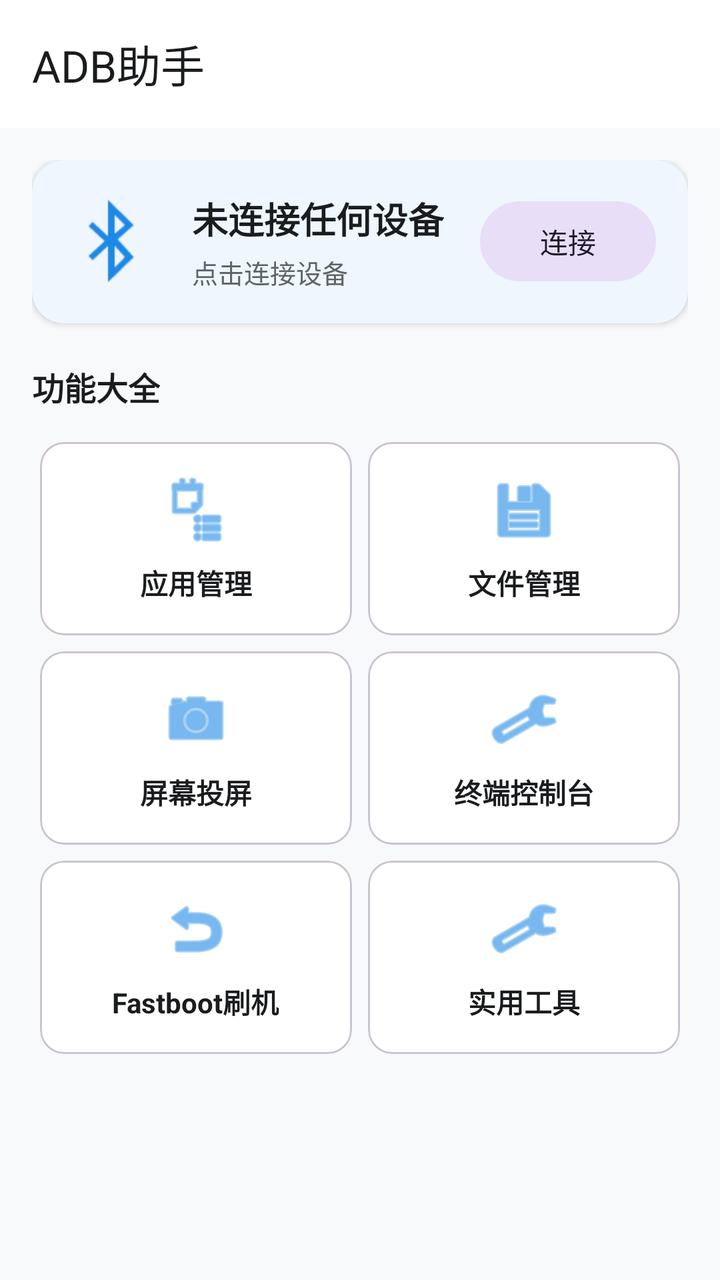
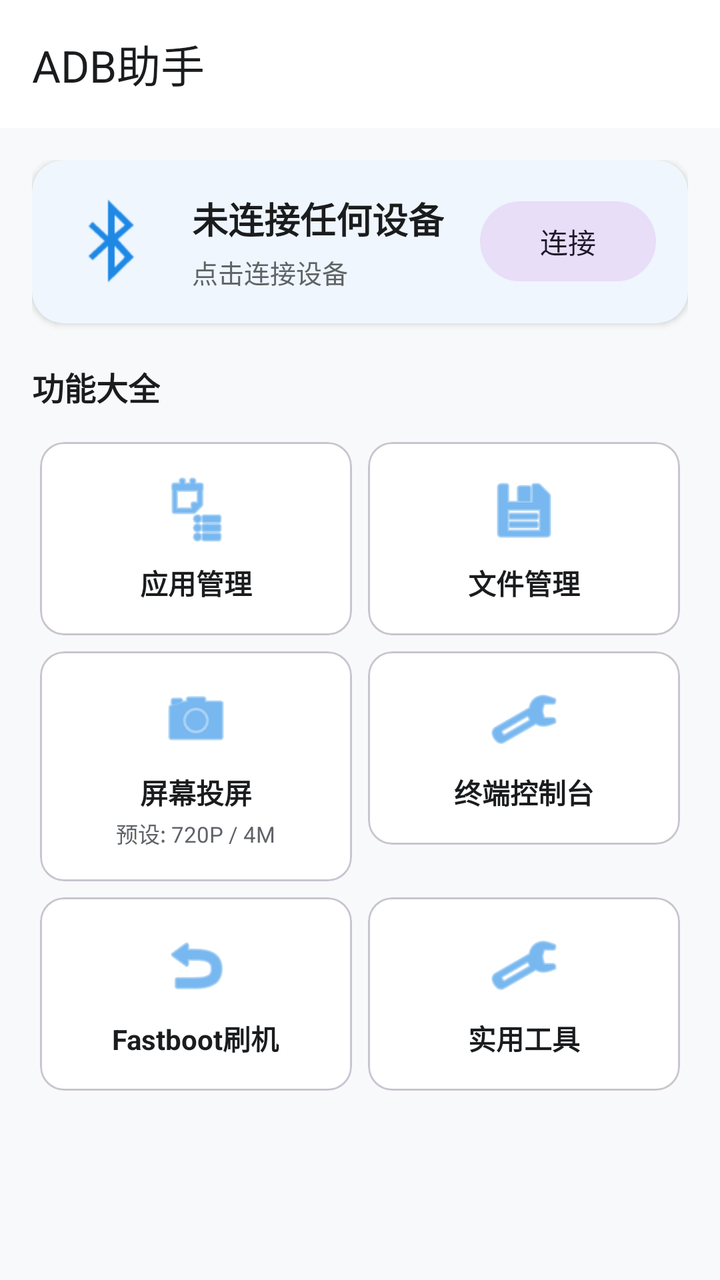

Screens rendered from an Android XML layout before and after an edit, with the pre-edit source and the edit as a unified diff.
<!-- AndroidManifest.xml: application theme Theme.ADBToolbox -->
<!-- res/layout/activity_main.xml -->
<?xml version="1.0" encoding="utf-8"?>
<androidx.coordinatorlayout.widget.CoordinatorLayout xmlns:android="http://schemas.android.com/apk/res/android"
    xmlns:app="http://schemas.android.com/apk/res-auto"
    android:layout_width="match_parent"
    android:layout_height="match_parent"
    android:background="@color/background">

    <com.google.android.material.appbar.AppBarLayout
        android:layout_width="match_parent"
        android:layout_height="wrap_content"
        android:background="@color/surface">

        <com.google.android.material.appbar.MaterialToolbar
            android:id="@+id/toolbar"
            android:layout_width="match_parent"
            android:layout_height="?attr/actionBarSize"
            app:title="@string/app_name"
            app:titleTextColor="@color/text_primary" />

    </com.google.android.material.appbar.AppBarLayout>

    <androidx.core.widget.NestedScrollView
        android:layout_width="match_parent"
        android:layout_height="match_parent"
        app:layout_behavior="@string/appbar_scrolling_view_behavior">

        <LinearLayout
            android:layout_width="match_parent"
            android:layout_height="wrap_content"
            android:orientation="vertical"
            android:padding="16dp">

            
            <com.google.android.material.card.MaterialCardView
                android:id="@+id/cardConnection"
                android:layout_width="match_parent"
                android:layout_height="wrap_content"
                app:cardCornerRadius="16dp"
                app:cardElevation="2dp"
                app:strokeWidth="0dp">

                <LinearLayout
                    android:layout_width="match_parent"
                    android:layout_height="wrap_content"
                    android:gravity="center_vertical"
                    android:orientation="horizontal"
                    android:padding="16dp">

                    <ImageView
                        android:id="@+id/ivDeviceStatus"
                        android:layout_width="48dp"
                        android:layout_height="48dp"
                        android:src="@android:drawable/stat_sys_data_bluetooth"
                        app:tint="@color/primary" />

                    <LinearLayout
                        android:layout_width="0dp"
                        android:layout_height="wrap_content"
                        android:layout_marginStart="16dp"
                        android:layout_weight="1"
                        android:orientation="vertical">

                        <TextView
                            android:id="@+id/tvDeviceName"
                            android:layout_width="wrap_content"
                            android:layout_height="wrap_content"
                            android:text="@string/not_connected"
                            android:textColor="@color/text_primary"
                            android:textSize="18sp"
                            android:textStyle="bold" />

                        <TextView
                            android:id="@+id/tvDeviceStatus"
                            android:layout_width="wrap_content"
                            android:layout_height="wrap_content"
                            android:layout_marginTop="4dp"
                            android:text="@string/click_to_connect"
                            android:textColor="@color/text_secondary"
                            android:textSize="13sp" />

                    </LinearLayout>

                    <com.google.android.material.button.MaterialButton
                        android:id="@+id/btnConnect"
                        style="@style/Widget.Material3.Button.TonalButton"
                        android:layout_width="wrap_content"
                        android:layout_height="wrap_content"
                        android:text="@string/connect" />

                </LinearLayout>

            </com.google.android.material.card.MaterialCardView>

            
            <com.google.android.material.card.MaterialCardView
                android:id="@+id/cardDeviceInfo"
                android:layout_width="match_parent"
                android:layout_height="wrap_content"
                android:layout_marginTop="16dp"
                android:visibility="gone"
                app:cardCornerRadius="16dp"
                app:cardElevation="1dp">

                <LinearLayout
                    android:layout_width="match_parent"
                    android:layout_height="wrap_content"
                    android:orientation="vertical"
                    android:padding="16dp">

                    <TextView
                        android:layout_width="wrap_content"
                        android:layout_height="wrap_content"
                        android:text="@string/device_info"
                        android:textColor="@color/text_primary"
                        android:textSize="16sp"
                        android:textStyle="bold" />

                    <View
                        android:layout_width="match_parent"
                        android:layout_height="1dp"
                        android:layout_marginVertical="8dp"
                        android:background="@color/surface_variant" />

                    <TextView
                        android:id="@+id/tvInfoAndroid"
                        android:layout_width="wrap_content"
                        android:layout_height="wrap_content"
                        android:layout_marginBottom="4dp"
                        android:textColor="@color/text_secondary"
                        android:textSize="14sp" />

                    <TextView
                        android:id="@+id/tvInfoBattery"
                        android:layout_width="wrap_content"
                        android:layout_height="wrap_content"
                        android:layout_marginBottom="4dp"
                        android:textColor="@color/text_secondary"
                        android:textSize="14sp" />

                    <TextView
                        android:id="@+id/tvInfoScreen"
                        android:layout_width="wrap_content"
                        android:layout_height="wrap_content"
                        android:layout_marginBottom="4dp"
                        android:textColor="@color/text_secondary"
                        android:textSize="14sp" />

                    <TextView
                        android:id="@+id/tvInfoStorage"
                        android:layout_width="wrap_content"
                        android:layout_height="wrap_content"
                        android:textColor="@color/text_secondary"
                        android:textSize="14sp" />

                </LinearLayout>

            </com.google.android.material.card.MaterialCardView>

            
            <TextView
                android:layout_width="wrap_content"
                android:layout_height="wrap_content"
                android:layout_marginTop="20dp"
                android:layout_marginBottom="12dp"
                android:text="功能大全"
                android:textColor="@color/text_primary"
                android:textSize="16sp"
                android:textStyle="bold" />

            <GridLayout
                android:layout_width="match_parent"
                android:layout_height="wrap_content"
                android:columnCount="2"
                android:rowCount="3">

                
                <com.google.android.material.card.MaterialCardView
                    android:id="@+id/btnFeatureApps"
                    android:layout_width="0dp"
                    android:layout_height="wrap_content"
                    android:layout_columnWeight="1"
                    android:layout_margin="4dp"
                    app:cardCornerRadius="12dp">

                    <LinearLayout
                        android:layout_width="match_parent"
                        android:layout_height="wrap_content"
                        android:gravity="center"
                        android:orientation="vertical"
                        android:padding="16dp">

                        <ImageView
                            android:layout_width="36dp"
                            android:layout_height="36dp"
                            android:src="@android:drawable/ic_menu_agenda"
                            app:tint="@color/primary" />

                        <TextView
                            android:layout_width="wrap_content"
                            android:layout_height="wrap_content"
                            android:layout_marginTop="8dp"
                            android:text="@string/feature_app_manager"
                            android:textColor="@color/text_primary"
                            android:textSize="14sp"
                            android:textStyle="bold" />
                    </LinearLayout>
                </com.google.android.material.card.MaterialCardView>

                
                <com.google.android.material.card.MaterialCardView
                    android:id="@+id/btnFeatureFiles"
                    android:layout_width="0dp"
                    android:layout_height="wrap_content"
                    android:layout_columnWeight="1"
                    android:layout_margin="4dp"
                    app:cardCornerRadius="12dp">

                    <LinearLayout
                        android:layout_width="match_parent"
                        android:layout_height="wrap_content"
                        android:gravity="center"
                        android:orientation="vertical"
                        android:padding="16dp">

                        <ImageView
                            android:layout_width="36dp"
                            android:layout_height="36dp"
                            android:src="@android:drawable/ic_menu_save"
                            app:tint="@color/primary" />

                        <TextView
                            android:layout_width="wrap_content"
                            android:layout_height="wrap_content"
                            android:layout_marginTop="8dp"
                            android:text="@string/feature_file_manager"
                            android:textColor="@color/text_primary"
                            android:textSize="14sp"
                            android:textStyle="bold" />
                    </LinearLayout>
                </com.google.android.material.card.MaterialCardView>

                
                <com.google.android.material.card.MaterialCardView
                    android:id="@+id/btnFeatureMirror"
                    android:layout_width="0dp"
                    android:layout_height="wrap_content"
                    android:layout_columnWeight="1"
                    android:layout_margin="4dp"
                    app:cardCornerRadius="12dp">

                    <LinearLayout
                        android:layout_width="match_parent"
                        android:layout_height="wrap_content"
                        android:gravity="center"
                        android:orientation="vertical"
                        android:padding="16dp">

                        <ImageView
                            android:layout_width="36dp"
                            android:layout_height="36dp"
                            android:src="@android:drawable/ic_menu_camera"
                            app:tint="@color/primary" />

                        <TextView
                            android:layout_width="wrap_content"
                            android:layout_height="wrap_content"
                            android:layout_marginTop="8dp"
                            android:text="@string/feature_screen_mirror"
                            android:textColor="@color/text_primary"
                            android:textSize="14sp"
                            android:textStyle="bold" />
                    </LinearLayout>
                </com.google.android.material.card.MaterialCardView>

                
                <com.google.android.material.card.MaterialCardView
                    android:id="@+id/btnFeatureTerminal"
                    android:layout_width="0dp"
                    android:layout_height="wrap_content"
                    android:layout_columnWeight="1"
                    android:layout_margin="4dp"
                    app:cardCornerRadius="12dp">

                    <LinearLayout
                        android:layout_width="match_parent"
                        android:layout_height="wrap_content"
                        android:gravity="center"
                        android:orientation="vertical"
                        android:padding="16dp">

                        <ImageView
                            android:layout_width="36dp"
                            android:layout_height="36dp"
                            android:src="@android:drawable/ic_menu_manage"
                            app:tint="@color/primary" />

                        <TextView
                            android:layout_width="wrap_content"
                            android:layout_height="wrap_content"
                            android:layout_marginTop="8dp"
                            android:text="@string/feature_terminal"
                            android:textColor="@color/text_primary"
                            android:textSize="14sp"
                            android:textStyle="bold" />
                    </LinearLayout>
                </com.google.android.material.card.MaterialCardView>

                
                <com.google.android.material.card.MaterialCardView
                    android:id="@+id/btnFeatureFastboot"
                    android:layout_width="0dp"
                    android:layout_height="wrap_content"
                    android:layout_columnWeight="1"
                    android:layout_margin="4dp"
                    app:cardCornerRadius="12dp">

                    <LinearLayout
                        android:layout_width="match_parent"
                        android:layout_height="wrap_content"
                        android:gravity="center"
                        android:orientation="vertical"
                        android:padding="16dp">

                        <ImageView
                            android:layout_width="36dp"
                            android:layout_height="36dp"
                            android:src="@android:drawable/ic_menu_revert"
                            app:tint="@color/primary" />

                        <TextView
                            android:layout_width="wrap_content"
                            android:layout_height="wrap_content"
                            android:layout_marginTop="8dp"
                            android:text="@string/feature_fastboot"
                            android:textColor="@color/text_primary"
                            android:textSize="14sp"
                            android:textStyle="bold" />
                    </LinearLayout>
                </com.google.android.material.card.MaterialCardView>

                
                <com.google.android.material.card.MaterialCardView
                    android:id="@+id/btnFeatureUtilities"
                    android:layout_width="0dp"
                    android:layout_height="wrap_content"
                    android:layout_columnWeight="1"
                    android:layout_margin="4dp"
                    app:cardCornerRadius="12dp">

                    <LinearLayout
                        android:layout_width="match_parent"
                        android:layout_height="wrap_content"
                        android:gravity="center"
                        android:orientation="vertical"
                        android:padding="16dp">

                        <ImageView
                            android:layout_width="36dp"
                            android:layout_height="36dp"
                            android:src="@android:drawable/ic_menu_preferences"
                            app:tint="@color/primary" />

                        <TextView
                            android:layout_width="wrap_content"
                            android:layout_height="wrap_content"
                            android:layout_marginTop="8dp"
                            android:text="@string/feature_utilities"
                            android:textColor="@color/text_primary"
                            android:textSize="14sp"
                            android:textStyle="bold" />
                    </LinearLayout>
                </com.google.android.material.card.MaterialCardView>

            </GridLayout>

        </LinearLayout>

    </androidx.core.widget.NestedScrollView>

</androidx.coordinatorlayout.widget.CoordinatorLayout>
<!-- resources referenced by this layout -->
<resources>
  <color name="background">#F8F9FA</color>
  <color name="primary">#1E88E5</color>
  <color name="surface">#FFFFFF</color>
  <color name="surface_variant">#F0F4F8</color>
  <color name="text_primary">#1A1C1E</color>
  <color name="text_secondary">#5F6368</color>
  <string name="app_name">ADB助手</string>
  <string name="click_to_connect">点击连接设备</string>
  <string name="connect">连接</string>
  <string name="device_info">设备信息</string>
  <string name="feature_app_manager">应用管理</string>
  <string name="feature_fastboot">Fastboot刷机</string>
  <string name="feature_file_manager">文件管理</string>
  <string name="feature_screen_mirror">屏幕投屏</string>
  <string name="feature_terminal">终端控制台</string>
  <string name="feature_utilities">实用工具</string>
  <string name="not_connected">未连接任何设备</string>
  <style name="Theme.ADBToolbox" parent="Theme.Material3.DayNight.NoActionBar">
          <item name="colorPrimary">@color/primary</item>
          <item name="colorOnPrimary">#FFFFFF</item>
          <item name="colorPrimaryContainer">@color/primary_container</item>
          <item name="colorOnPrimaryContainer">@color/on_primary_container</item>
          <item name="colorSecondary">@color/accent</item>
          <item name="colorSurface">@color/surface</item>
          <item name="colorOnSurface">@color/text_primary</item>
          <item name="android:statusBarColor">@color/surface</item>
          <item name="android:windowLightStatusBar">true</item>
          <item name="android:colorBackground">@color/background</item>
      </style>
  <color name="primary_container">#E3F2FD</color>
  <color name="on_primary_container">#0D47A1</color>
  <color name="accent">#00ACC1</color>
</resources>

<!-- the commit's change to res/layout/activity_main.xml (unified diff, before → after) -->
@@ -269,6 +269,15 @@
                             android:textColor="@color/text_primary"
                             android:textSize="14sp"
                             android:textStyle="bold" />
+
+                        <TextView
+                            android:id="@+id/tvMirrorSubtitle"
+                            android:layout_width="wrap_content"
+                            android:layout_height="wrap_content"
+                            android:layout_marginTop="2dp"
+                            android:text="预设: 720P / 4M"
+                            android:textColor="@color/text_secondary"
+                            android:textSize="11sp" />
                     </LinearLayout>
                 </com.google.android.material.card.MaterialCardView>
 
